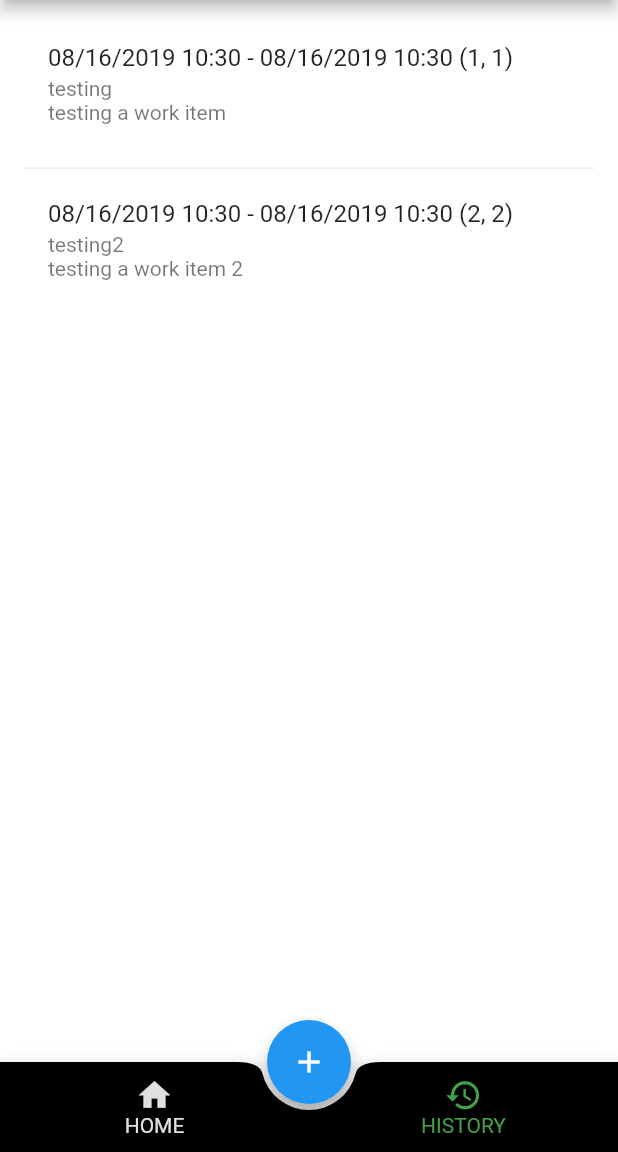
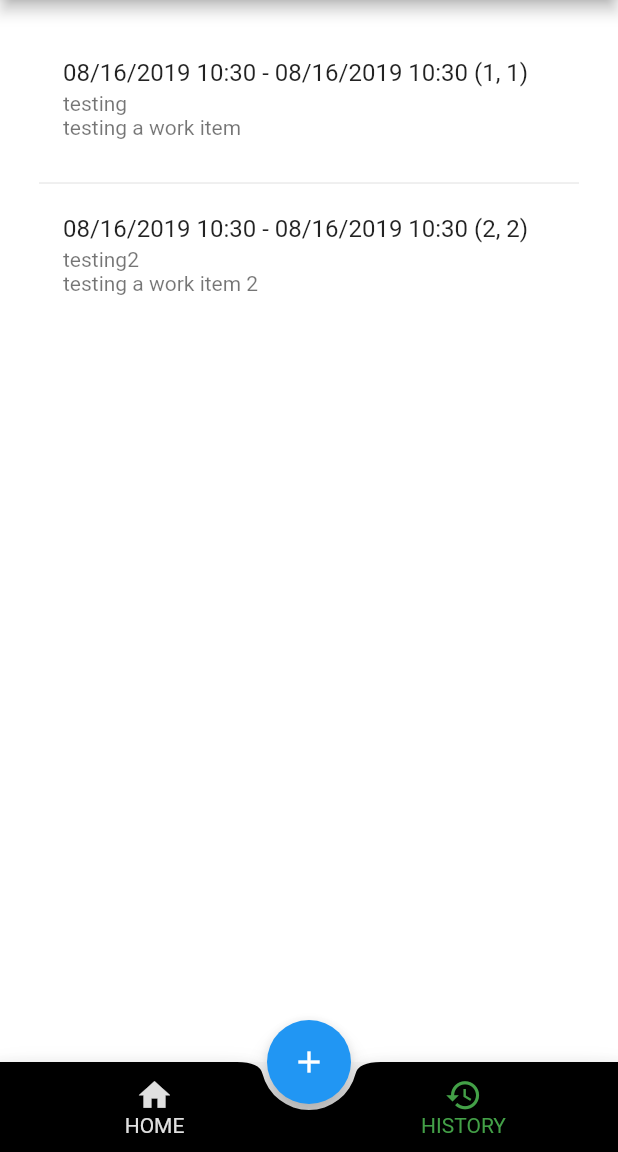
Before and after one commit to pientknk/time_manager, a Flutter app: the screen it shows after launch, after a tap on "HISTORY", on a phone screen of 412 x 824 dp, the part 84-1236 px from its top. Run offline on Flutter 3.47's test engine with Material 2 defaults, Android fonts, the phone set to English and light mode, and no system bars.

Commit message:
restructure tab creation
restructure tab creation

```diff
--- a/lib/tab_pages.dart
+++ b/lib/tab_pages.dart
@@ -4,7 +4,13 @@ import 'package:time_manager/helpers.dart';
 import 'dart:async';
 
 class HistoryTabPage extends StatefulWidget {
-  HistoryTabPage({Key key}) : super(key: key);
+  HistoryTabPage({
+    Key key,
+    this.containerColor,
+    this.containerPadding}) : super(key: key);
+
+  final Color containerColor;
+  final EdgeInsetsGeometry containerPadding;
 
   @override
   _HistoryTabPageState createState() => _HistoryTabPageState();
@@ -18,7 +24,11 @@ class _HistoryTabPageState extends State<HistoryTabPage> {
 
   @override
   Widget build(BuildContext context) {
-    return _buildHistoryList();
+    return Container(
+      child: _buildHistoryList(),
+      padding: widget.containerPadding,
+      color: widget.containerColor,
+    );
   }
 
   Widget _buildHistoryList(){
@@ -55,6 +65,47 @@ class _HistoryTabPageState extends State<HistoryTabPage> {
   }
 }
 
+class HomeTabPage extends StatefulWidget {
+  HomeTabPage({
+    Key key,
+    this.containerColor,
+    this.containerPadding
+  }) : super(key: key);
+
+  final Color containerColor;
+  final EdgeInsetsGeometry containerPadding;
+
+  @override
+  _HomeTabPageState createState() => _HomeTabPageState();
+}
+
+class _HomeTabPageState extends State<HomeTabPage> {
+  @override
+  Widget build(BuildContext context) {
+    return Container(
+      padding: widget.containerPadding,
+      color: widget.containerColor,
+      child: Center(
+        child: TextFormField(
+          decoration: InputDecoration(
+            labelText: "Input Label",
+            icon: Icon(Icons.input),
+            fillColor: Colors.white,
+            border: new OutlineInputBorder()
+          ),
+          validator: (val){
+            if(val.length == 0){
+              return "Error";
+            }else{
+              return null;
+            }
+          },
+        ),
+      )
+    );
+  }
+}
+
 class WorkItemFormPage extends StatefulWidget {
   WorkItemFormPage({Key key}) : super(key: key);
 
--- a/lib/widgets.dart
+++ b/lib/widgets.dart
@@ -13,7 +13,7 @@ class HomePageWidget extends StatefulWidget {
 }
 
 class _HomePageWidgetState extends State<HomePageWidget> with TickerProviderStateMixin{
-  Widget _tabBodyWidget = _homeTabWidget;
+  Widget _tabBodyWidget = _getHomeTabPage();
 
   void _selectedTab(int index) {
     setState(() {
@@ -24,13 +24,13 @@ class _HomePageWidgetState extends State<HomePageWidget> with TickerProviderStat
   void _setTabBody(int index){
     switch(index){
       case 0:
-        _tabBodyWidget = _homeTabWidget;
+        _tabBodyWidget = _getHomeTabPage();
         break;
       case 1:
-        _tabBodyWidget = Container(
-          child: HistoryTabPage(),
-          color: Colors.white,
-        );
+        _tabBodyWidget = HistoryTabPage(
+            containerColor: Colors.white,
+            containerPadding: const EdgeInsets.all(10),
+          );
         break;
       default:
         _tabBodyWidget = null;
@@ -38,27 +38,12 @@ class _HomePageWidgetState extends State<HomePageWidget> with TickerProviderStat
     }
   }
 
-  static Widget _homeTabWidget = Container(
-      padding: const EdgeInsets.all(10),
-      color: Colors.white,
-      child: Center(
-        child: TextFormField(
-          decoration: InputDecoration(
-              labelText: "Input Label",
-              icon: Icon(Icons.input),
-              fillColor: Colors.white,
-              border: new OutlineInputBorder()
-          ),
-          validator: (val){
-            if(val.length == 0){
-              return "Error";
-            }else{
-              return null;
-            }
-          },
-        ),
-      )
-  );
+  static Widget _getHomeTabPage(){
+    return HomeTabPage(
+      containerColor: Colors.white,
+      containerPadding: const EdgeInsets.all(10),
+    );
+  }
 
   @override
   Widget build(BuildContext context) {
```
